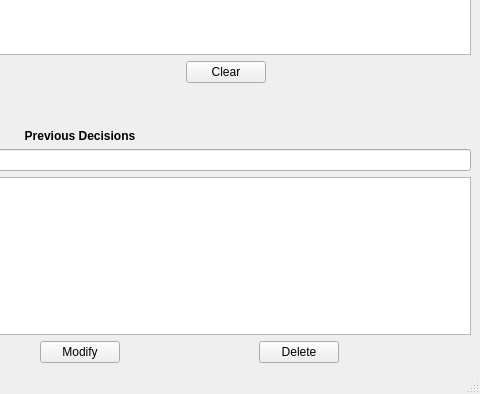
First picture: the form in UI/decision_frame.ui, repository alxhoff/Useless-Decision-Maker, before the edit; both pictures show x 320 to 800 and y 206 to 600 of the 800 by 600 pixel window.
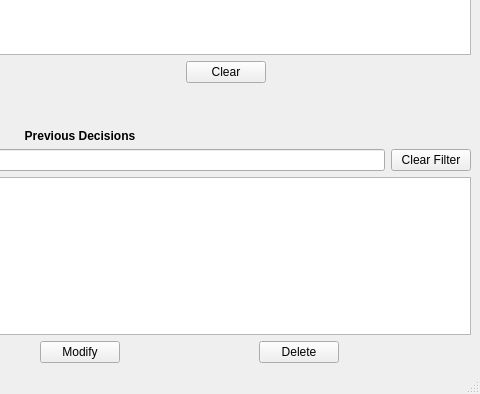
Second picture: the form after the edit. Icons and pictures are not drawn.

Commit message: Added option adding to decisions

```diff
--- a/UI/decision_frame.ui
+++ b/UI/decision_frame.ui
@@ -210,6 +210,13 @@
                         <item>
                             <widget class="QLineEdit" name="lineEditSearch"/>
                         </item>
+      <item>
+       <widget class="QPushButton" name="pushButtonClearFilter">
+        <property name="text">
+         <string>Clear Filter</string>
+        </property>
+       </widget>
+      </item>
                     </layout>
                 </item>
                 <item>
```
Lines whose indentation alone changed are shown as unchanged. The commit also changes 4 other files.
